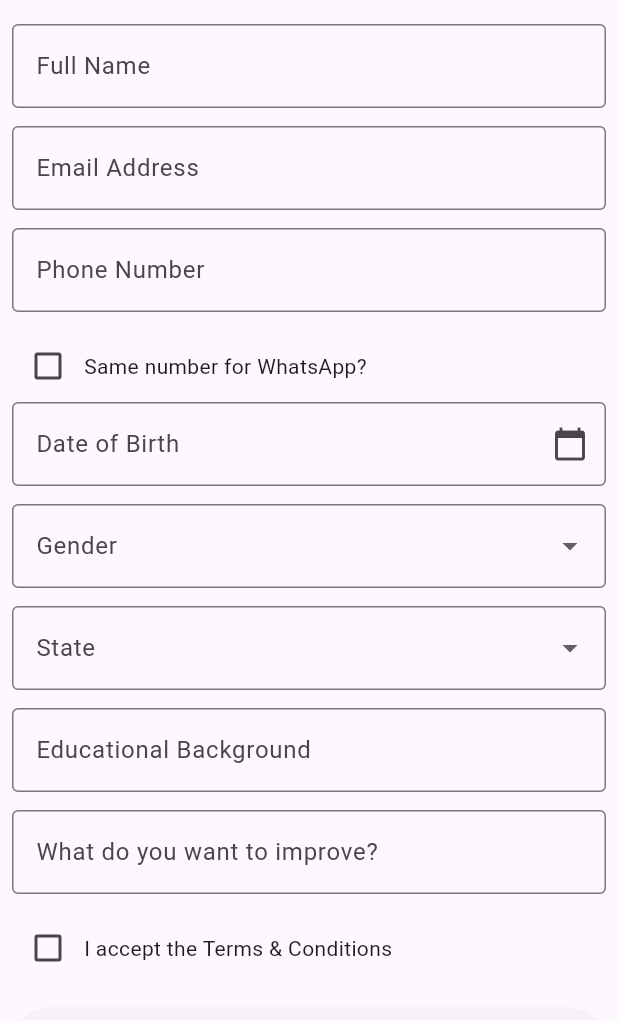
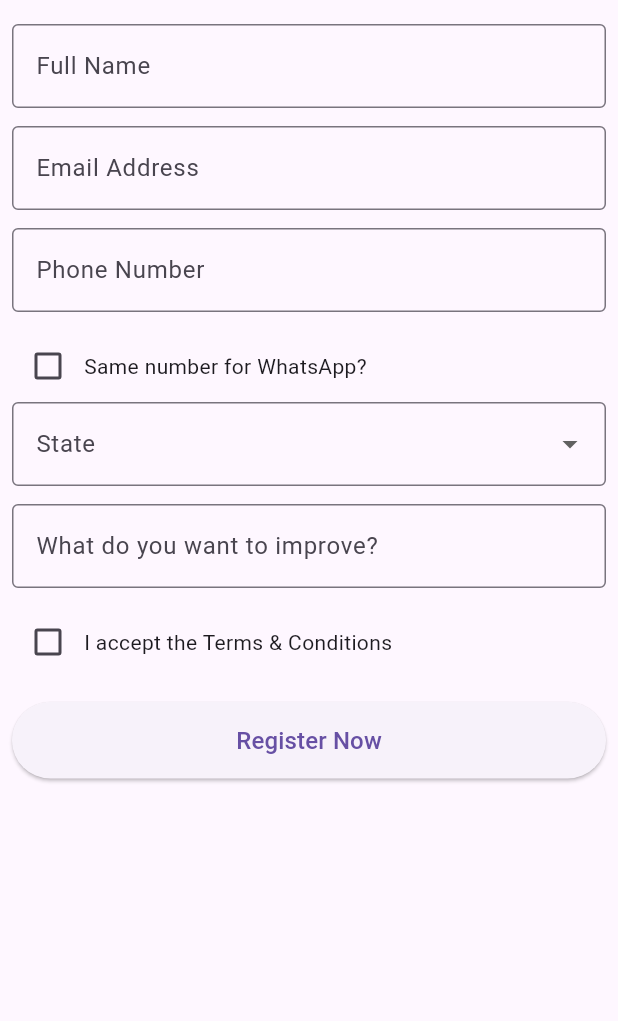
Before and after one commit to ChandraChaan/chaanova, a Flutter app: the screen it shows after launch, on a phone screen of 412 x 824 dp, the part 204-1225 px from its top. Run offline on Flutter 3.47's test engine with Material 3 defaults, Android fonts, the phone set to English and light mode, and no system bars; our stand-ins replace firebase_core, firebase_messaging, flutter_local_notifications; missing offline and left inert: dart:js; accounts and stored records are empty.

Commit message:
rozor pay working

```diff
--- a/lib/main.dart
+++ b/lib/main.dart
@@ -1,12 +1,13 @@
+import 'package:chaanova/razorpay_web_service.dart';
 import 'package:firebase_core/firebase_core.dart';
 import 'package:firebase_messaging/firebase_messaging.dart';
 import 'package:flutter/material.dart';
 import 'package:flutter_local_notifications/flutter_local_notifications.dart';
-import 'package:intl/intl.dart';
 import 'firebase_options.dart';
 
 // Local Notification Plugin
-final FlutterLocalNotificationsPlugin localNotifications = FlutterLocalNotificationsPlugin();
+final FlutterLocalNotificationsPlugin localNotifications =
+    FlutterLocalNotificationsPlugin();
 
 // Background & Terminated Message Handler
 @pragma('vm:entry-point')
@@ -16,11 +17,11 @@ Future<void> firebaseMessagingBackgroundHandler(RemoteMessage message) async {
 }
 
 void main() async {
-  WidgetsFlutterBinding.ensureInitialized();
-  await Firebase.initializeApp(options: DefaultFirebaseOptions.currentPlatform);
-
-  // Firebase Notification Setup
-  await _setupFirebaseMessaging();
+  // WidgetsFlutterBinding.ensureInitialized();
+  // await Firebase.initializeApp(options: DefaultFirebaseOptions.currentPlatform);
+  //
+  // // Firebase Notification Setup
+  // await _setupFirebaseMessaging();
 
   runApp(const ChaanovaApp());
 }
@@ -56,19 +57,23 @@ Future<void> _setupFirebaseMessaging() async {
 
 /// 🔹 **Setup Local Notifications**
 void _setupLocalNotifications() {
-  const AndroidInitializationSettings androidSettings = AndroidInitializationSettings('@mipmap/ic_launcher');
-  const InitializationSettings settings = InitializationSettings(android: androidSettings);
+  const AndroidInitializationSettings androidSettings =
+      AndroidInitializationSettings('@mipmap/ic_launcher');
+  const InitializationSettings settings =
+      InitializationSettings(android: androidSettings);
   localNotifications.initialize(settings);
 }
 
 /// 🔹 **Show Local Notifications**
 void _showNotification(String? title, String? body) {
   const AndroidNotificationDetails androidDetails = AndroidNotificationDetails(
-    'channel_id', 'Chaanova Notifications',
+    'channel_id',
+    'Chaanova Notifications',
     importance: Importance.high,
     priority: Priority.high,
   );
-  const NotificationDetails platformDetails = NotificationDetails(android: androidDetails);
+  const NotificationDetails platformDetails =
+      NotificationDetails(android: androidDetails);
   localNotifications.show(0, title, body, platformDetails);
 }
 
@@ -105,12 +110,28 @@ class _RegistrationPageState extends State<RegistrationPage> {
   final TextEditingController educationController = TextEditingController();
   final TextEditingController learningGoalController = TextEditingController();
 
-  String? selectedState, selectedGender, preferredTiming, preferredMode, referralSource;
+  String? selectedState,
+      selectedGender,
+      preferredTiming,
+      preferredMode,
+      referralSource;
   bool isWhatsAppSame = false, isTermsAccepted = false;
   DateTime? selectedDateOfBirth;
 
-  final List<String> states = ["Andhra Pradesh", "Telangana", "Karnataka", "Tamil Nadu", "Maharashtra"];
-  final List<String> referralSources = ["Google", "YouTube", "Social Media", "Friend", "Other"];
+  final List<String> states = [
+    "Andhra Pradesh",
+    "Telangana",
+    "Karnataka",
+    "Tamil Nadu",
+    "Maharashtra"
+  ];
+  final List<String> referralSources = [
+    "Google",
+    "YouTube",
+    "Social Media",
+    "Friend",
+    "Other"
+  ];
 
   @override
   Widget build(BuildContext context) {
@@ -124,30 +145,37 @@ class _RegistrationPageState extends State<RegistrationPage> {
             child: Column(
               crossAxisAlignment: CrossAxisAlignment.start,
               children: [
-                Text("Join Chaanova's English Improvement Classes", style: Theme.of(context).textTheme.headlineMedium),
+                Text("Join Chaanova's English Improvement Classes",
+                    style: Theme.of(context).textTheme.headlineMedium),
                 const SizedBox(height: 16),
                 _buildTextField(nameController, "Full Name"),
-                _buildTextField(emailController, "Email Address", keyboardType: TextInputType.emailAddress),
-                _buildTextField(phoneController, "Phone Number", keyboardType: TextInputType.phone),
+                _buildTextField(emailController, "Email Address",
+                    keyboardType: TextInputType.emailAddress),
+                _buildTextField(phoneController, "Phone Number",
+                    keyboardType: TextInputType.phone),
                 Row(
                   children: [
-                    Checkbox(value: isWhatsAppSame, onChanged: (value) => setState(() => isWhatsAppSame = value!)),
+                    Checkbox(
+                        value: isWhatsAppSame,
+                        onChanged: (value) =>
+                            setState(() => isWhatsAppSame = value!)),
                     const Text("Same number for WhatsApp?"),
                   ],
                 ),
-                _buildDatePickerField(context),
-                _buildDropdownField("Gender", ["Male", "Female", "Other"], (val) => selectedGender = val),
-                _buildDropdownField("State", states, (val) => selectedState = val),
-                _buildTextField(educationController, "Educational Background"),
-                _buildTextField(learningGoalController, "What do you want to improve?"),
+                _buildDropdownField(
+                    "State", states, (val) => selectedState = val),
+                _buildTextField(
+                    learningGoalController, "What do you want to improve?"),
                 _buildCheckboxWithDialog(),
                 const SizedBox(height: 16),
                 SizedBox(
                   width: double.infinity,
                   child: ElevatedButton(
                     onPressed: _submitForm,
-                    style: ElevatedButton.styleFrom(padding: const EdgeInsets.symmetric(vertical: 14)),
-                    child: const Text("Register Now", style: TextStyle(fontSize: 16)),
+                    style: ElevatedButton.styleFrom(
+                        padding: const EdgeInsets.symmetric(vertical: 14)),
+                    child: const Text("Register Now",
+                        style: TextStyle(fontSize: 16)),
                   ),
                 ),
               ],
@@ -158,40 +186,31 @@ class _RegistrationPageState extends State<RegistrationPage> {
     );
   }
 
-  Widget _buildTextField(TextEditingController controller, String label, {TextInputType? keyboardType}) {
+  Widget _buildTextField(TextEditingController controller, String label,
+      {TextInputType? keyboardType}) {
     return Padding(
       padding: const EdgeInsets.only(bottom: 12),
       child: TextFormField(
         controller: controller,
-        decoration: InputDecoration(labelText: label, border: OutlineInputBorder()),
+        decoration:
+            InputDecoration(labelText: label, border: OutlineInputBorder()),
         keyboardType: keyboardType,
-        validator: (value) => value == null || value.isEmpty ? "Enter $label" : null,
+        validator: (value) =>
+            value == null || value.isEmpty ? "Enter $label" : null,
       ),
     );
   }
 
-  Widget _buildDatePickerField(BuildContext context) {
-    return Padding(
-      padding: const EdgeInsets.only(bottom: 12),
-      child: GestureDetector(
-        // onTap: () => _selectDate(context),
-        child: AbsorbPointer(
-          child: TextFormField(
-            decoration: const InputDecoration(labelText: "Date of Birth", border: OutlineInputBorder(), suffixIcon: Icon(Icons.calendar_today)),
-            controller: TextEditingController(text: selectedDateOfBirth != null ? DateFormat("yyyy-MM-dd").format(selectedDateOfBirth!) : ""),
-            validator: (value) => selectedDateOfBirth == null ? "Select your Date of Birth" : null,
-          ),
-        ),
-      ),
-    );
-  }
-
-  Widget _buildDropdownField(String label, List<String> items, ValueChanged<String?> onChanged) {
+  Widget _buildDropdownField(
+      String label, List<String> items, ValueChanged<String?> onChanged) {
     return Padding(
       padding: const EdgeInsets.only(bottom: 12),
       child: DropdownButtonFormField<String>(
-        decoration: InputDecoration(labelText: label, border: OutlineInputBorder()),
-        items: items.map((item) => DropdownMenuItem(value: item, child: Text(item))).toList(),
+        decoration:
+            InputDecoration(labelText: label, border: OutlineInputBorder()),
+        items: items
+            .map((item) => DropdownMenuItem(value: item, child: Text(item)))
+            .toList(),
         onChanged: (value) => setState(() => onChanged(value)),
         validator: (value) => value == null ? "Select $label" : null,
       ),
@@ -203,7 +222,9 @@ class _RegistrationPageState extends State<RegistrationPage> {
       children: [
         Checkbox(
           value: isTermsAccepted,
-          onChanged: (value) => value == true ? _showTermsDialog() : setState(() => isTermsAccepted = value!),
+          onChanged: (value) => value == true
+              ? _showTermsDialog()
+              : setState(() => isTermsAccepted = value!),
         ),
         const Text("I accept the Terms & Conditions"),
       ],
@@ -233,7 +254,19 @@ class _RegistrationPageState extends State<RegistrationPage> {
 
   void _submitForm() {
     if (_formKey.currentState!.validate() && isTermsAccepted) {
-      ScaffoldMessenger.of(context).showSnackBar(const SnackBar(content: Text("Registration Successful!")));
+
+        RazorpayWeb.openPayment(
+          amount: 100.0,
+          email: emailController.text,
+          name: nameController.text,
+          contact: phoneController.text,
+          onSuccess: (paymentId) {
+            print("Payment Successful! ID: $paymentId");
+          },
+          onFailure: (error) {
+            print("Payment Failed: $error");
+          },
+        );
     }
   }
 }
--- /dev/null
+++ b/lib/razorpay_web_service.dart
@@ -0,0 +1,25 @@
+import 'dart:js' as js;
+
+class RazorpayWeb {
+  static void openPayment({
+    required double amount,
+    required String email,
+    required String name,
+    required String contact,
+    required Function(String) onSuccess,
+    required Function(String) onFailure,
+  }) {
+    // Register success callback
+    js.context.callMethod('openRazorpay', [amount, email, contact, name]);
+
+    // Listen for payment success
+    js.context['razorpaySuccess'] = (String paymentId) {
+      onSuccess(paymentId);
+    };
+
+    // Listen for payment failure
+    js.context['razorpayFailed'] = (String message) {
+      onFailure(message);
+    };
+  }
+}
--- a/pubspec.yaml
+++ b/pubspec.yaml
@@ -39,6 +39,7 @@ dependencies:
   firebase_core: ^3.12.1
   firebase_messaging: ^15.2.4
   flutter_local_notifications: ^18.0.1
+  mailer: ^6.4.1
 
 dev_dependencies:
   flutter_test:
```
Also changed, not shown: pubspec.lock, 1 other file.
